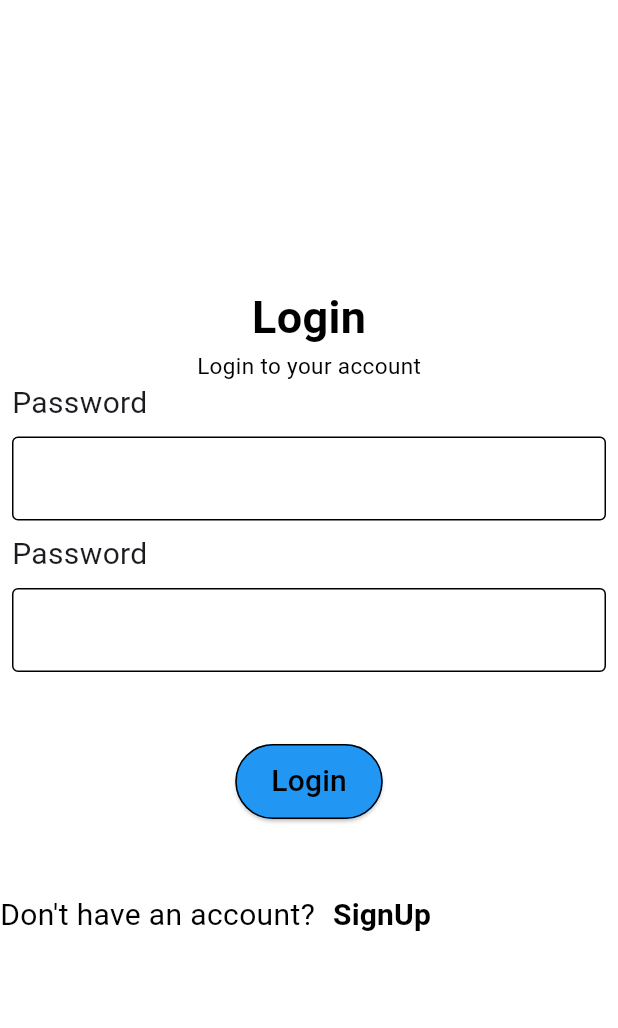
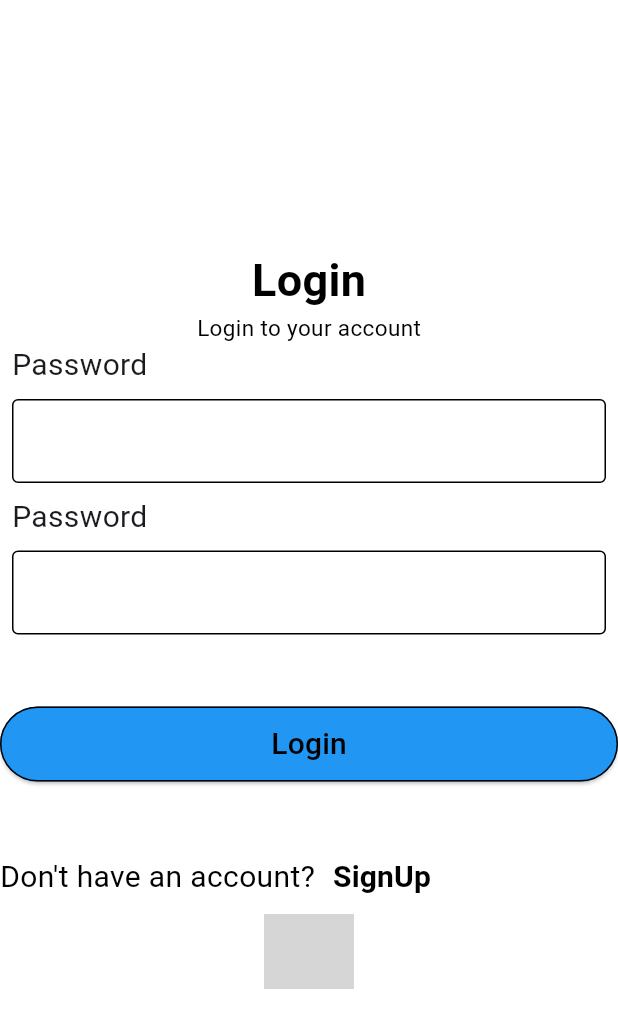
Before and after one commit to Adhithi-C/Firebase_app, a Flutter app: the screen it shows after launch, after a tap on "Login", on a phone screen of 412 x 824 dp. Shown: the top 1028 px of the screen. Run offline on Flutter 3.47's test engine with Material 3 defaults, Android fonts, the phone set to English and light mode, and no system bars; our stand-ins replace firebase_core; accounts and stored records are empty; network calls fail; grey boxes are pictures that could not be loaded.

```diff
--- a/lib/login.dart
+++ b/lib/login.dart
@@ -83,6 +83,7 @@ class _LoginState extends State<Login> {
             height: 40,
           ),
           Container(
+            width: double.infinity,
             child: ElevatedButton(
               onPressed: () {},
               style: ElevatedButton.styleFrom(
@@ -90,8 +91,7 @@ class _LoginState extends State<Login> {
                   side: const BorderSide(
                     color: Colors.black,
                   ),
-                  minimumSize:Size(20, 50)
-              ),
+                  minimumSize: Size(20, 50)),
               child: const Text(
                 "Login",
                 style: TextStyle(fontSize: 20, color: Colors.black),
@@ -105,8 +105,7 @@ class _LoginState extends State<Login> {
             children: [
               Text(
                 "Don't have an account?",
-                style: TextStyle(color: Colors.black,
-                fontSize: 20),
+                style: TextStyle(color: Colors.black, fontSize: 20),
               ),
               TextButton(
                   onPressed: () {
@@ -118,12 +117,18 @@ class _LoginState extends State<Login> {
                   },
                   child: Text(
                     "SignUp",
-                    style: TextStyle(color: Colors.black,
+                    style: TextStyle(
+                        color: Colors.black,
                         fontWeight: FontWeight.bold,
                         fontSize: 20),
                   )),
             ],
-          )
+          ),
+          Container(
+              height: 50,
+              width: 60,
+              child: Image.network(
+                  'https://media.licdn.com/dms/image/D4E12AQG4S6LCQe18Ng/article-cover_image-shrink_720_1280/0/1676290212561?e=2147483647&v=beta&t=_DQjLcSS9J1rxEpDLhFBckNqYp4CqxsKy8WtnU-Q5SA'))
         ],
       ),
     );
--- a/lib/main.dart
+++ b/lib/main.dart
@@ -1,8 +1,14 @@
+import 'package:firebase_core/firebase_core.dart';
 import 'package:flutter/material.dart';
 import 'package:signup_page/login.dart';
 import 'package:signup_page/sign_up.dart';
 import 'package:signup_page/welcome.dart';
 
-void main() {
+import 'firebase_options.dart';
+void main() async {
+  WidgetsFlutterBinding.ensureInitialized();
+  await Firebase.initializeApp(
+
+  );
   runApp(MaterialApp(home: Welcome(),));
 }
--- a/lib/welcome.dart
+++ b/lib/welcome.dart
@@ -1,6 +1,7 @@
 import 'package:flutter/material.dart';
 import 'package:signup_page/login.dart';
 import 'package:signup_page/sign_up.dart';
+
 class Welcome extends StatefulWidget {
   const Welcome({Key? key}) : super(key: key);
 
@@ -16,24 +17,31 @@ class _WelcomeState extends State<Welcome> {
       body: Center(
         child: Column(
           children: [
-
             Padding(
               padding: const EdgeInsets.all(10.0),
-              child: Text('Welcome',style: TextStyle(
+              child: Text(
+                'Welcome',
+                style: TextStyle(
                     color: Colors.black,
                     fontSize: 30,
-                fontWeight: FontWeight.bold
-              ),),
+                    fontWeight: FontWeight.bold),
               ),
-            Text('Slash Flutter provides extraordinary flutter tutorials. Do Subscribe!',
+            ),
+            Text(
+              'Slash Flutter provides extraordinary flutter tutorials. Do Subscribe!',
               style: TextStyle(
                   color: Colors.black,
                   fontWeight: FontWeight.bold,
-              fontSize: 15
-            ),),
-            SizedBox(height: 30,),
-            Image.network('https://play-lh.googleusercontent.com/VkIsOP40ukvVf4sdKtN2LjjOJs3w24g93KzgrmBbf1zm05ORr-ka_oKCkC3_5Pu3JnSz=w240-h480-rw'),
-            SizedBox(height: 20,),
+                  fontSize: 15),
+            ),
+            SizedBox(
+              height: 30,
+            ),
+            Expanded(
+              child: Container(
+                  child: Image.network(
+                      'https://encrypted-tbn0.gstatic.com/images?q=tbn:ANd9GcRuo9jzI2zYR3GowQK7kq82liYZf2yyXbX-NhFLi03clldtMfsMjP-ljxuhl45-idjZY1I&usqp=CAU')),
+            ),
             Padding(
               padding: const EdgeInsets.all(8.0),
               child: Container(
@@ -55,8 +63,7 @@ class _WelcomeState extends State<Welcome> {
                       side: const BorderSide(
                         color: Colors.black,
                       ),
-                    minimumSize:Size(20, 50)
-                  ),
+                      minimumSize: Size(20, 50)),
                 ),
               ),
             ),
@@ -82,8 +89,7 @@ class _WelcomeState extends State<Welcome> {
                       side: const BorderSide(
                         color: Colors.black,
                       ),
-                      minimumSize:Size(20, 50)
-                  ),
+                      minimumSize: Size(20, 50)),
                 ),
               ),
             ),
--- a/pubspec.yaml
+++ b/pubspec.yaml
@@ -35,6 +35,8 @@ dependencies:
   # The following adds the Cupertino Icons font to your application.
   # Use with the CupertinoIcons class for iOS style icons.
   cupertino_icons: ^1.0.2
+  firebase_auth: ^4.17.8
+  firebase_core: ^2.27.0
 
 dev_dependencies:
   flutter_test:
```
Also changed, not shown: pubspec.lock, 3 other files. Lines whose indentation alone changed are shown as unchanged.
